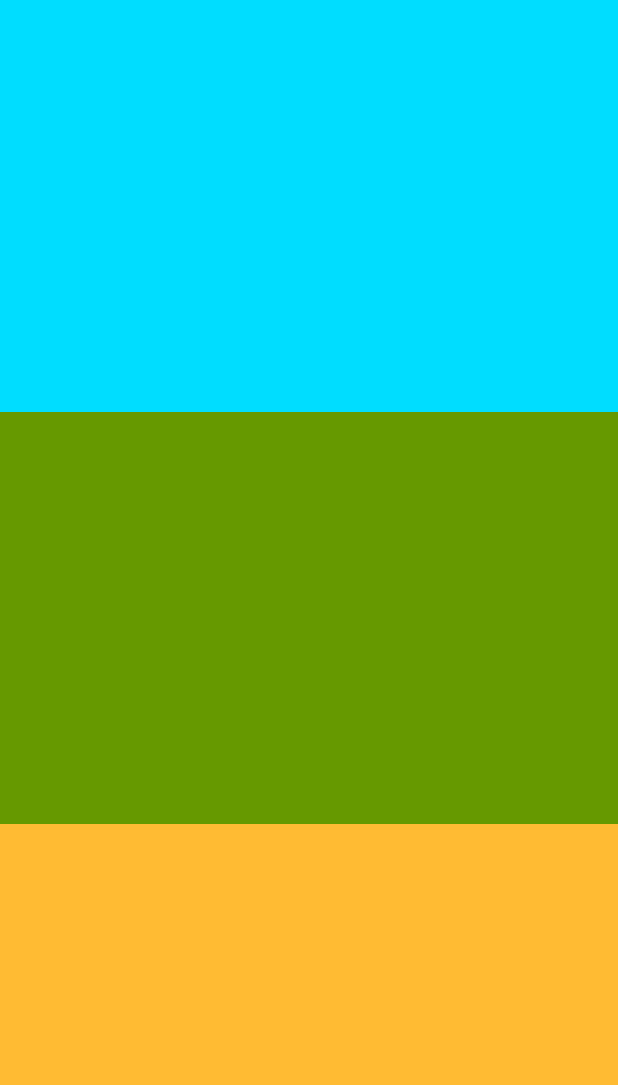
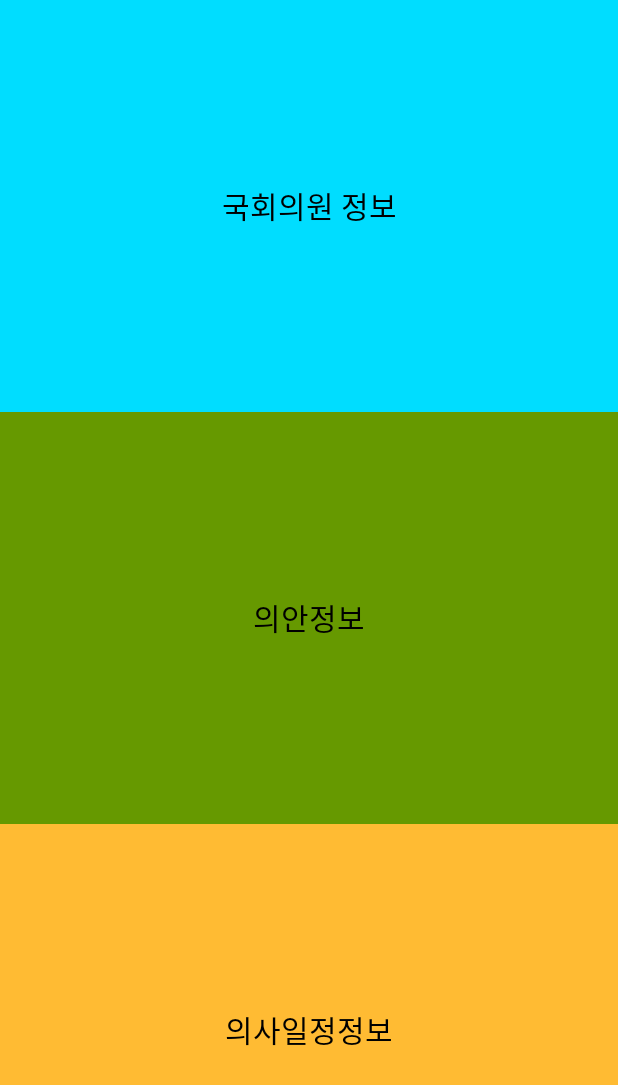
Before and after one commit to andrew5335/VillagePolitician, an Android app: the screen it shows after launch (MainActivity), on a phone screen of 412 x 824 dp. Shown: the top 1085 px of the screen. Run offline under Robolectric (Android 15) with nearby library versions, the phone set to English and light mode, and no system bars.

Commit message:
메인화면 버튼 텍스트 적용 - 기존 ImageView로 되어 있던 부분 TextView로 변경 후 배경색 적용 - 각 항목별 텍스트 내용 적용

```diff
--- a/app/src/main/res/layout/activity_main.xml
+++ b/app/src/main/res/layout/activity_main.xml
@@ -7,32 +7,44 @@
     android:orientation="vertical"
     tools:context=".activity.MainActivity">
 
-    <ImageView
+    <TextView
         android:id="@+id/congressmanListBtn"
         android:layout_width="match_parent"
         android:layout_height="match_parent"
         android:layout_weight="1"
-        app:srcCompat="@android:color/holo_blue_bright"
+        android:gravity="center"
+        android:background="@android:color/holo_blue_bright"
+        android:text="국회의원 정보"
+        android:textSize="20dp"
+        android:textColor="#000"
         tools:layout_editor_absoluteX="0dp"
         tools:layout_editor_absoluteY="1dp"
         android:onClick="onCongressmanClicked"/>
 
-    <ImageView
+    <TextView
         android:id="@+id/test2"
         android:layout_width="match_parent"
         android:layout_height="match_parent"
         android:layout_weight="1"
-        app:srcCompat="@android:color/holo_green_dark"
+        android:gravity="center"
+        android:background="@android:color/holo_green_dark"
+        android:text="의안정보"
+        android:textColor="#000"
+        android:textSize="20dp"
         tools:layout_editor_absoluteX="0dp"
         tools:layout_editor_absoluteY="1dp"
         android:onClick="onTest2Clicked"/>
 
-    <ImageView
+    <TextView
         android:id="@+id/test3"
         android:layout_width="match_parent"
         android:layout_height="match_parent"
         android:layout_weight="1"
-        app:srcCompat="@android:color/holo_orange_light"
+        android:gravity="center"
+        android:background="@android:color/holo_orange_light"
+        android:text="의사일정정보"
+        android:textColor="#000"
+        android:textSize="20dp"
         tools:layout_editor_absoluteX="0dp"
         tools:layout_editor_absoluteY="1dp"
         android:onClick="onTest3Clicked" />
```
